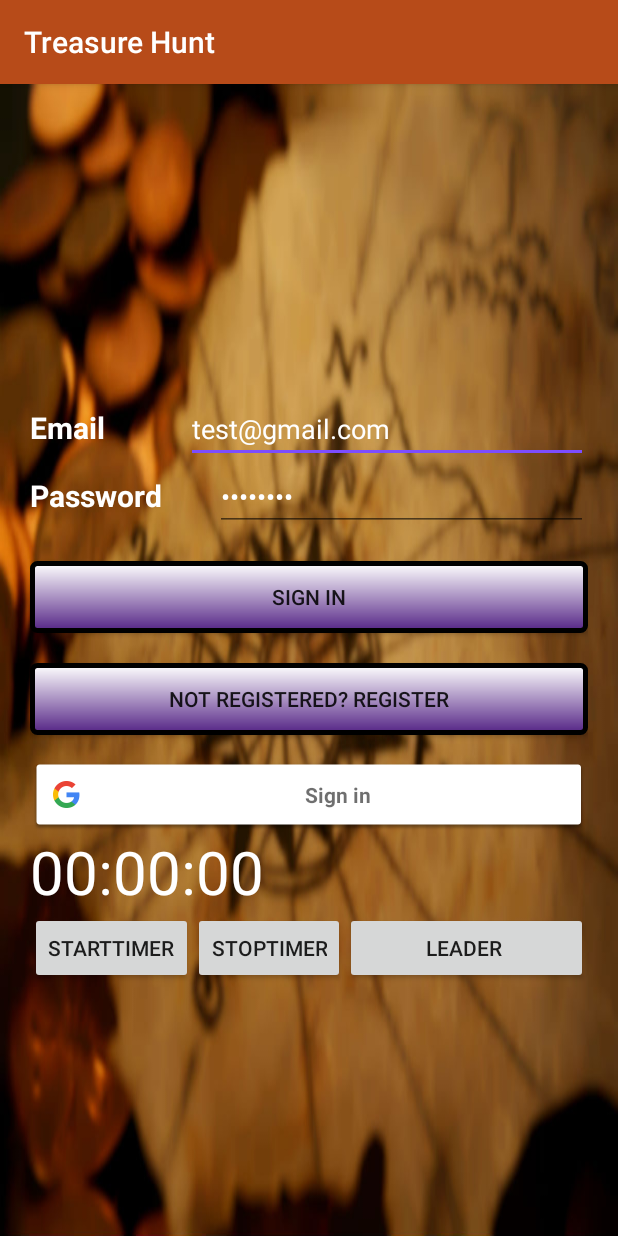
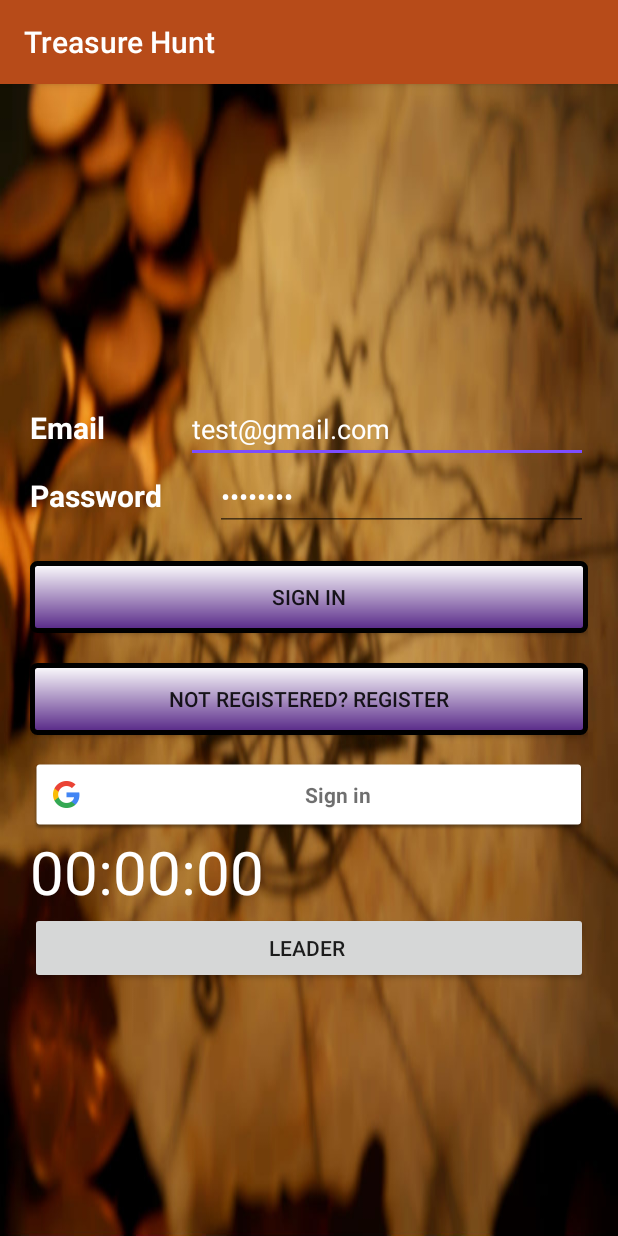
Before and after one commit to SurajPatil314/mobilecomputingproject_new, an Android app: the screen it shows after launch (MainActivity), on a phone screen of 412 x 824 dp. Run offline under Robolectric (Android 15) with nearby library versions, the phone set to English and light mode, and no system bars; our stand-ins replace Firebase (no records; nobody signed in at launch, a user with empty details on screens opened directly).

Commit message:
Removing unwanted code from main menu
Signed-off-by: AshleshaBansode <43221640+AshleshaBansode@users.noreply.github.com>

```diff
--- a/app/src/main/java/com/example/mcproject/MainActivity.java
+++ b/app/src/main/java/com/example/mcproject/MainActivity.java
@@ -203,7 +203,6 @@ public class MainActivity extends AppCompatActivity implements GoogleApiClient.O
             String value = result.get(name).toString();
             System.out.println(key + " " + value);
         }
-
     }
 
     public void leader(View view) {
--- a/app/src/main/res/layout/activity_main.xml
+++ b/app/src/main/res/layout/activity_main.xml
@@ -105,20 +105,6 @@
         android:layout_height="wrap_content" >
 
         <Button
-            android:id="@+id/starttime"
-            android:layout_width="wrap_content"
-            android:layout_height="wrap_content"
-            android:onClick="starttimer"
-            android:text="StartTimer" />
-
-        <Button
-            android:id="@+id/endtime"
-            android:layout_width="wrap_content"
-            android:layout_height="wrap_content"
-            android:onClick="stoptimer"
-            android:text="StopTimer" />
-
-        <Button
             android:id="@+id/Leader"
             android:layout_width="wrap_content"
             android:layout_height="wrap_content"
```
